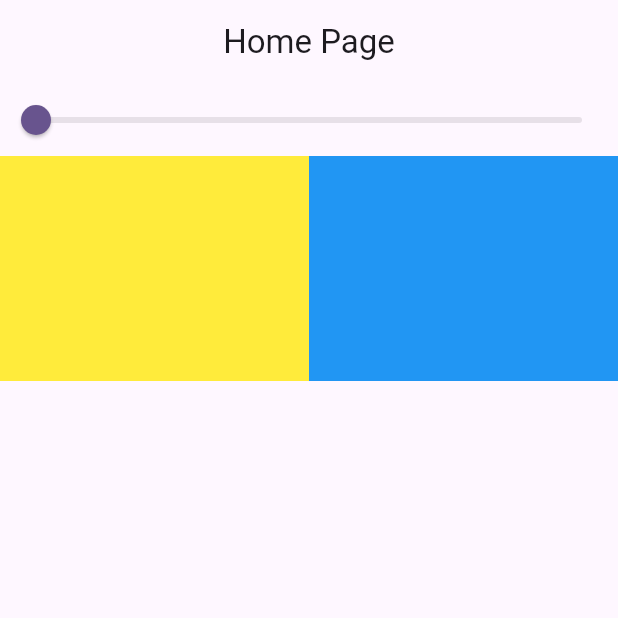
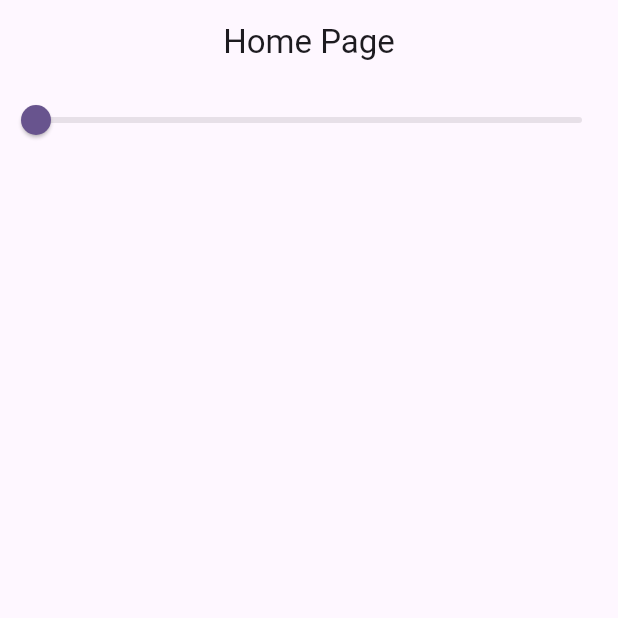
Before and after one commit to Yihun-Alemayehu/Inherited-Notifier, a Flutter app: the screen it shows after launch, on a phone screen of 412 x 824 dp, the top half of it. Run offline on Flutter 3.47's test engine with Material 2 defaults, Android fonts, the phone set to English and light mode, and no system bars.

Commit message:
final commit

```diff
--- a/lib/main.dart
+++ b/lib/main.dart
@@ -35,6 +35,13 @@ class SliderInheritedNotifier extends InheritedNotifier<SliderData> {
           notifier: sliderData,
           child: child,
         );
+
+  static double of(BuildContext context) =>
+      context
+          .dependOnInheritedWidgetOfExactType<SliderInheritedNotifier>()
+          ?.notifier
+          ?.value ??
+      0.0;
 }
 
 class HomePage extends StatelessWidget {
@@ -47,25 +54,38 @@ class HomePage extends StatelessWidget {
         title: const Text('Home Page'),
         centerTitle: true,
       ),
-      body: Column(
+      body: SliderInheritedNotifier(
+        sliderData: sliderData,
+        child: Builder(builder: (context) {
+          return Column(
             children: [
               Slider(
-            value: 0.0,
-            onChanged: ((value) {}),
+                value: SliderInheritedNotifier.of(context),
+                onChanged: ((value) {
+                  sliderData.value = value;
+                }),
               ),
               Row(
                 children: [
-              Container(
+                  Opacity(
+                    opacity: SliderInheritedNotifier.of(context),
+                    child: Container(
                       color: Colors.yellow,
                       height: 150,
                     ),
-              Container(
+                  ),
+                  Opacity(
+                    opacity: SliderInheritedNotifier.of(context),
+                    child: Container(
                       color: Colors.blue,
                       height: 150,
+                    ),
                   ),
                 ].expandedEqually().toList(),
               )
             ],
+          );
+        }),
       ),
     );
   }
```
Lines whose indentation alone changed are shown as unchanged.
